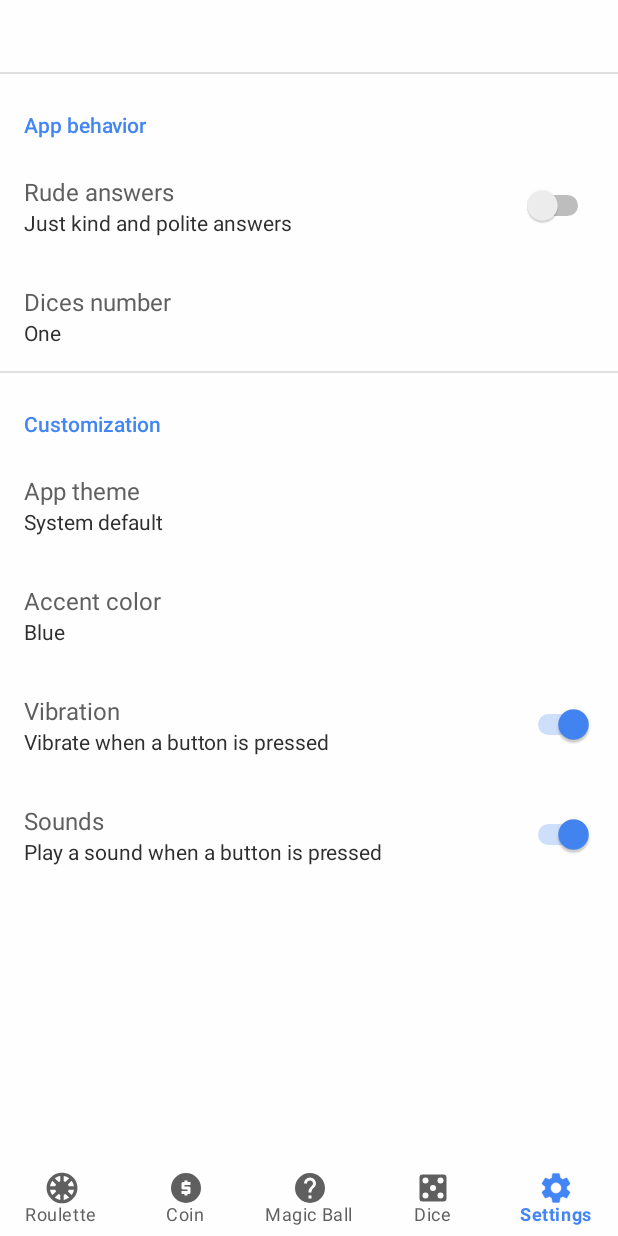
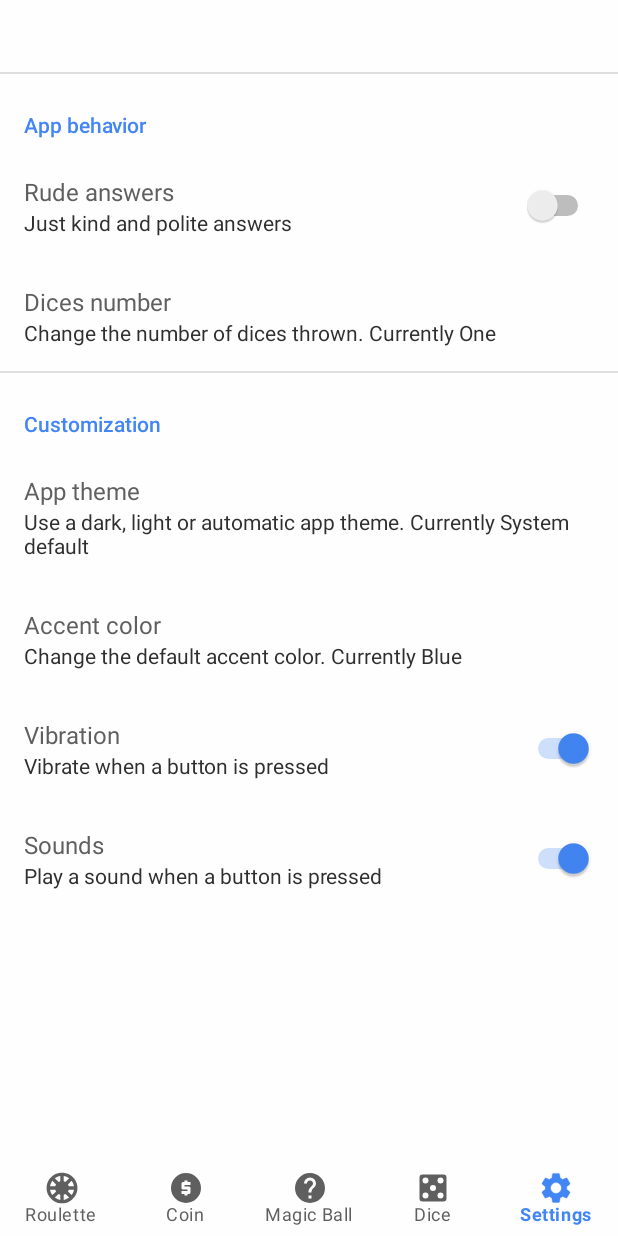
Before and after one commit to m-i-n-a-r/randomix, an Android app: the Settings screen opened through its navigation route, on a phone screen of 412 x 824 dp. Run offline under Robolectric (Android 15) with nearby library versions, the phone set to English and light mode, and no system bars; our stand-ins replace androidx.preference, navigation-ui; libraries missing offline, so code that uses them is left out: com.pixplicity.generate; 3 statements that could not run were skipped.

Commit message:
Improvements, spanish translation

```diff
--- a/app/src/main/java/com/minar/randomix/MagicBall.java
+++ b/app/src/main/java/com/minar/randomix/MagicBall.java
@@ -2,7 +2,6 @@ package com.minar.randomix;
 
 
 import android.app.Activity;
-import android.app.Fragment;
 import android.content.SharedPreferences;
 import android.graphics.drawable.Animatable;
 import android.graphics.drawable.Drawable;
--- a/app/src/main/java/com/minar/randomix/MainActivity.java
+++ b/app/src/main/java/com/minar/randomix/MainActivity.java
@@ -8,13 +8,13 @@ import android.media.MediaPlayer;
 import android.net.Uri;
 import android.os.Bundle;
 import android.os.Vibrator;
-import androidx.preference.PreferenceManager;
 
 import androidx.appcompat.app.AppCompatActivity;
 import androidx.appcompat.app.AppCompatDelegate;
 import androidx.navigation.NavController;
 import androidx.navigation.Navigation;
 import androidx.navigation.ui.NavigationUI;
+import androidx.preference.PreferenceManager;
 
 import com.google.android.material.bottomnavigation.BottomNavigationView;
 import com.minar.randomix.utilities.IntroActivity;
@@ -37,7 +37,7 @@ public class MainActivity extends AppCompatActivity {
             SharedPreferences.Editor editor = sp.edit();
             editor.putBoolean("first", true);
             editor.apply();
-            Intent intent = new Intent(this, IntroActivity.class); // Call the AppIntro java class
+            Intent intent = new Intent(this, IntroActivity.class); // Call the AppIntro activity
             startActivity(intent);
             finish();
         }
--- a/app/src/main/java/com/minar/randomix/Roulette.java
+++ b/app/src/main/java/com/minar/randomix/Roulette.java
@@ -1,7 +1,6 @@
 package com.minar.randomix;
 
 import android.app.Activity;
-import android.app.Fragment;
 import android.graphics.drawable.Animatable;
 import android.graphics.drawable.Drawable;
 import android.os.Bundle;
@@ -79,11 +78,10 @@ public class Roulette extends androidx.fragment.app.Fragment implements OnClickL
                     insertRouletteChip(option1);
                     insertRouletteChip(option2);
                     insertRouletteChip(option3);
-                    break;
                 } else {
                     removeAllChips();
-                    break;
                 }
+                break;
         }
         return true;
     }
--- a/app/src/main/java/com/minar/randomix/Settings.java
+++ b/app/src/main/java/com/minar/randomix/Settings.java
@@ -2,7 +2,6 @@ package com.minar.randomix;
 
 
 import android.app.Activity;
-import android.app.Fragment;
 import android.content.SharedPreferences;
 import android.content.SharedPreferences.OnSharedPreferenceChangeListener;
 import android.os.Bundle;
--- a/app/src/main/java/com/minar/randomix/utilities/IntroActivity.java
+++ b/app/src/main/java/com/minar/randomix/utilities/IntroActivity.java
@@ -3,9 +3,11 @@ package com.minar.randomix.utilities;
 import android.content.Intent;
 import android.os.Bundle;
 import android.view.WindowManager;
+
 import androidx.annotation.Nullable;
 import androidx.core.content.ContextCompat;
 import androidx.fragment.app.Fragment;
+
 import com.github.appintro.AppIntro;
 import com.github.appintro.AppIntroFragment;
 import com.minar.randomix.MainActivity;
--- a/app/src/main/res/layout/fragment_roulette.xml
+++ b/app/src/main/res/layout/fragment_roulette.xml
@@ -57,7 +57,7 @@
                 android:layout_width="0dp"
                 android:layout_height="@dimen/roulette_insertion_height"
                 android:layout_margin="@dimen/activity_vertical_margin"
-                android:layout_weight="0.76"
+                android:layout_weight="0.8"
                 android:hint="@string/insert_roulette_hint"
                 app:boxBackgroundColor="?android:statusBarColor"
                 app:boxCornerRadiusBottomEnd="10dp"
--- a/app/src/main/res/layout/roulette_bottom_sheet.xml
+++ b/app/src/main/res/layout/roulette_bottom_sheet.xml
@@ -37,8 +37,7 @@
             android:drawableTint="?colorAccent"
             android:drawablePadding="@dimen/side_drawable_margin"
             android:textColor="?colorAccent"
-            android:textSize="@dimen/title_font_size"
-            android:textStyle="bold"/>
+            android:textAppearance="@style/TextAppearance.MaterialComponents.Headline6" />
 
     </LinearLayout>
 
--- a/app/src/main/res/values-hdpi/dimens.xml
+++ b/app/src/main/res/values-hdpi/dimens.xml
@@ -10,7 +10,6 @@
     <dimen name="generic_result_text_size">36sp</dimen>
     <dimen name="long_result_text_size">30sp</dimen>
     <dimen name="title_text_size">16sp</dimen>
-    <dimen name="result_description_text_size">14sp</dimen>
     <dimen name="description_text_size">11sp</dimen>
     <dimen name="roulette_option_text_size">11sp</dimen>
 
--- a/app/src/main/res/values-xhdpi/dimens.xml
+++ b/app/src/main/res/values-xhdpi/dimens.xml
@@ -10,7 +10,6 @@
     <dimen name="generic_result_text_size">38sp</dimen>
     <dimen name="long_result_text_size">32sp</dimen>
     <dimen name="title_text_size">18sp</dimen>
-    <dimen name="result_description_text_size">15sp</dimen>
     <dimen name="description_text_size">12sp</dimen>
     <dimen name="roulette_option_text_size">12sp</dimen>
 
--- a/app/src/main/res/values-xxhdpi/dimens.xml
+++ b/app/src/main/res/values-xxhdpi/dimens.xml
@@ -10,7 +10,6 @@
     <dimen name="generic_result_text_size">40sp</dimen>
     <dimen name="long_result_text_size">34sp</dimen>
     <dimen name="title_text_size">20sp</dimen>
-    <dimen name="result_description_text_size">16sp</dimen>
     <dimen name="description_text_size">13sp</dimen>
     <dimen name="roulette_option_text_size">13sp</dimen>
 
--- a/app/src/main/res/values-xxxhdpi/dimens.xml
+++ b/app/src/main/res/values-xxxhdpi/dimens.xml
@@ -10,7 +10,6 @@
     <dimen name="generic_result_text_size">42sp</dimen>
     <dimen name="long_result_text_size">36sp</dimen>
     <dimen name="title_text_size">22sp</dimen>
-    <dimen name="result_description_text_size">18sp</dimen>
     <dimen name="description_text_size">14sp</dimen>
     <dimen name="roulette_option_text_size">14sp</dimen>
 
--- a/app/src/main/res/values/dimens.xml
+++ b/app/src/main/res/values/dimens.xml
@@ -16,7 +16,6 @@
     <dimen name="generic_result_text_size">42sp</dimen>
     <dimen name="long_result_text_size">36sp</dimen>
     <dimen name="title_text_size">22sp</dimen>
-    <dimen name="result_description_text_size">18sp</dimen>
     <dimen name="description_text_size">14sp</dimen>
     <dimen name="roulette_option_text_size">14sp</dimen>
 
@@ -36,7 +35,6 @@
 
     <!-- Roulette Bottom Sheet -->
     <dimen name="title_height">56dp</dimen>
-    <dimen name="title_font_size">20sp</dimen>
     <dimen name="peek_height">900dp</dimen> <!-- Decrease the value leads to unexpected behaviors -->
     <dimen name="max_recent_options">10</dimen>
     <dimen name="bottom_sheet_pill_height">36dp</dimen>
--- a/app/src/main/res/values/strings.xml
+++ b/app/src/main/res/values/strings.xml
@@ -1,5 +1,6 @@
 <resources>
 
+    <!-- Main strings -->
     <string name="app_name" translatable="false">Randomix</string>
     <string name="app_extended_name" translatable="false">Randomix - Decision Maker</string>
     <string name="app_intro_description">An open source app to choose randomly between numbers, answers, options and so on. Let the randomness talk!</string>
@@ -11,6 +12,8 @@
     <string name="title_settings">Settings</string>
     <string name="generic_result">The result is:</string>
 
+    <!-- Roulette -->
+    <string name="hello_roulette_fragment">Roulette mode - Randomix</string>
     <string name="description_roulette">Do you have to choose something? Are you tired of polls and bossy friends? A
         roulette will decide for you! Long press the roulette to Add generic options or clear them.</string>
     <string name="spin_roulette">Spin the roulette!</string>
@@ -19,21 +22,23 @@
     <string name="insert_roulette_description">Please list below the possible choices to add in the roulette.</string>
     <string name="no_entry_roulette">Please, enter 2 or more options to spin the roulette!</string>
     <string name="too_much_entries_roulette">You can\'t enter more than 15 options!</string>
-    <string name="hello_roulette_fragment">Roulette mode - Randomix</string>
     <string name="generic_option">Option</string>
     <string name="recent_title">Recent options, tap to restore</string>
     <string name="bottom_sheet_no_option">No recent option, spin the roulette to save the current options!</string>
 
+    <!-- Coin -->
+    <string name="hello_coin_fragment">Coin mode - Randomix</string>
     <string name="description_coin">Flipping a coin is easy, but can help you decide whenever doing something or not.
         Just head or tail. Let the coin talk!</string>
     <string name="flip_coin">Flip the coin!</string>
     <string name="hint_coin">Press the button below!</string>
     <string name="result_head">Head!</string>
     <string name="result_tail">Tail!</string>
-    <string name="hello_coin_fragment">Coin mode - Randomix</string>
 
+    <!-- Magic Ball -->
+    <string name="hello_magic_ball_fragment">Magic Ball - Randomix</string>
     <string name="description_magic_ball">The magic ball will tell you the answers! Just ask something, and
-        it will help you with a generic and affordable answer! You can activate its rudeness from settings!</string>
+        it will help you with a generic and affordable answer. You can activate its rudeness from settings!</string>
     <string name="shake_ball">Shake it!</string>
     <string name="hint_magic_ball">Press the button below!</string>
     <string name="magic_answer_1">No.</string>
@@ -73,16 +78,15 @@
     <string name="magic_answer_rude_5">You\'re crazy.</string>
     <string name="magic_answer_rude_6">Go to hell.</string>
 
-    <string name="hello_magic_ball_fragment">Magic Ball - Randomix</string>
-
+    <!-- Dice -->
+    <string name="hello_dice_fragment">Dice mode - Randomix</string>
     <string name="description_dice">A dice could be useful, in a table game for example! The app will throw one to three dices
         for you. Select the number from settings. Good luck!</string>
     <string name="throw_dice">Throw the dice!</string>
     <string name="hint_dice">Press the button below!</string>
-    <string name="hello_dice_fragment">Dice mode - Randomix</string>
 
+    <!-- Settings -->
     <string name="hello_settings_fragment">Settings - Randomix</string>
-
     <string name="dev_name" translatable="false">m.i.n.a.r.</string>
     <string name="dev_description">I\'m a polite guy and i like beautiful things, like animations, icons, sport cars and 3d printing. I work as designer and computer engineer.</string>
     <string name="dev_email" translatable="false">minar.tastic@gmail.com</string>
@@ -93,7 +97,6 @@
     <string name="dev_github" translatable="false">https://github.com/m-i-n-a-r</string>
     <string name="dev_other_apps" translatable="false">https://play.google.com/store/apps/dev?id=7720251761301594831</string>
     <string name="easter_egg">Nice logo, huh? ;D</string>
-
     <string name="customization">Customization</string>
     <string name="vibration_name">Vibration</string>
     <string name="vibration_description_on">Vibrate when a button is pressed</string>
@@ -102,15 +105,13 @@
     <string name="sound_description_on">Play a sound when a button is pressed</string>
     <string name="sound_description_off">No sound when a button is pressed</string>
     <string name="dice_number_name">Dices number</string>
-    <string name="dice_number_description">Change the number of dices thrown</string>
+    <string name="dice_number_description">Change the number of dices thrown. Currently %s</string>
     <string name="one">One</string>
     <string name="two">Two</string>
     <string name="three">Three</string>
-
-    <!-- accent, theme and dice number descriptions aren't used, the actual value of the preference is shown instead -->
-    <string name="accent_description">Change the default accent color</string>
+    <string name="accent_description">Change the default accent color. Currently %s</string>
     <string name="accent_name">Accent color</string>
-    <string name="theme_description">Use a dark, light or automatic app theme</string>
+    <string name="theme_description">Use a dark, light or automatic app theme. Currently %s</string>
     <string name="theme_name">App theme</string>
     <string name="blue">Blue</string>
     <string name="green">Green</string>
@@ -125,13 +126,12 @@
     <string name="system_theme">System default</string>
     <string name="dark_theme">Dark</string>
     <string name="light_theme">Light</string>
-
     <string name="app_behavior">App behavior</string>
     <string name="rude_answers_description_on">Rude answers activated, idiot</string>
     <string name="rude_answers_description_off">Just kind and polite answers</string>
     <string name="rude_answers_name">Rude answers</string>
 
-    <!-- rate app dialog -->
+    <!-- Rate app dialog -->
     <string name="positive_button">Review!</string>
     <string name="negative_button">I\'m lazy</string>
     <string name="cancel_button">Nah</string>
--- a/app/src/main/res/xml/preferences.xml
+++ b/app/src/main/res/xml/preferences.xml
@@ -24,8 +24,7 @@
             android:entries="@array/diceNumber"
             android:entryValues="@array/diceNumberValues"
             android:key="dice_number"
-            android:negativeButtonText="@null"
-            android:summary="%s"
+            android:summary="@string/dice_number_description"
             android:title="@string/dice_number_name"
             app:iconSpaceReserved="false" />
 
@@ -41,8 +40,7 @@
             android:entries="@array/themes"
             android:entryValues="@array/themeValues"
             android:key="theme_color"
-            android:negativeButtonText="@null"
-            android:summary="%s"
+            android:summary="@string/theme_description"
             android:title="@string/theme_name"
             app:iconSpaceReserved="false" />
 
@@ -51,8 +49,7 @@
             android:entries="@array/accents"
             android:entryValues="@array/accentValues"
             android:key="accent_color"
-            android:negativeButtonText="@null"
-            android:summary="%s"
+            android:summary="@string/accent_description"
             android:title="@string/accent_name"
             app:iconSpaceReserved="false" />
 
```
Also changed, not shown: 4 other files.
